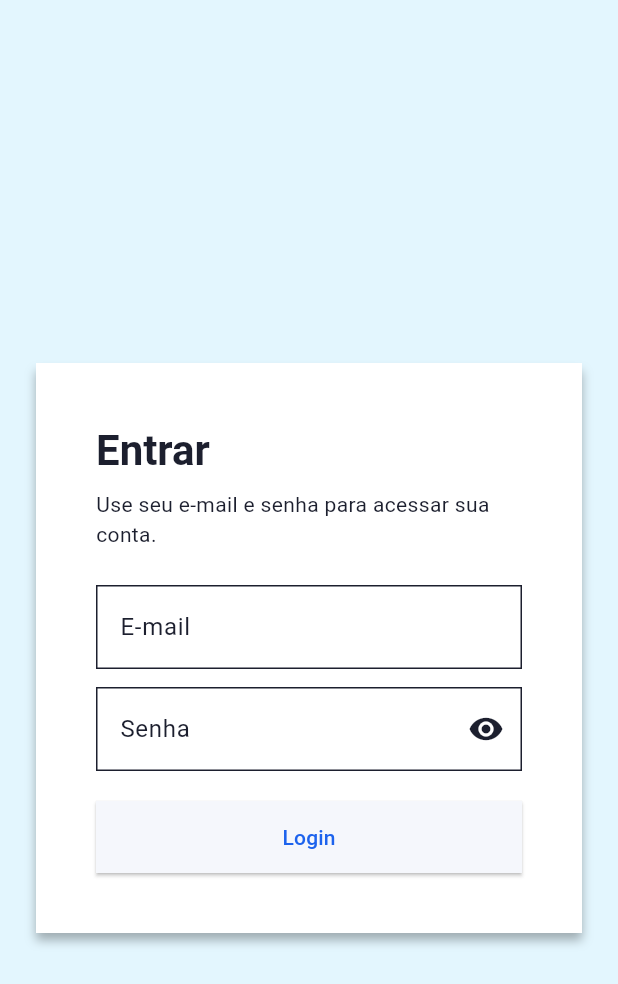
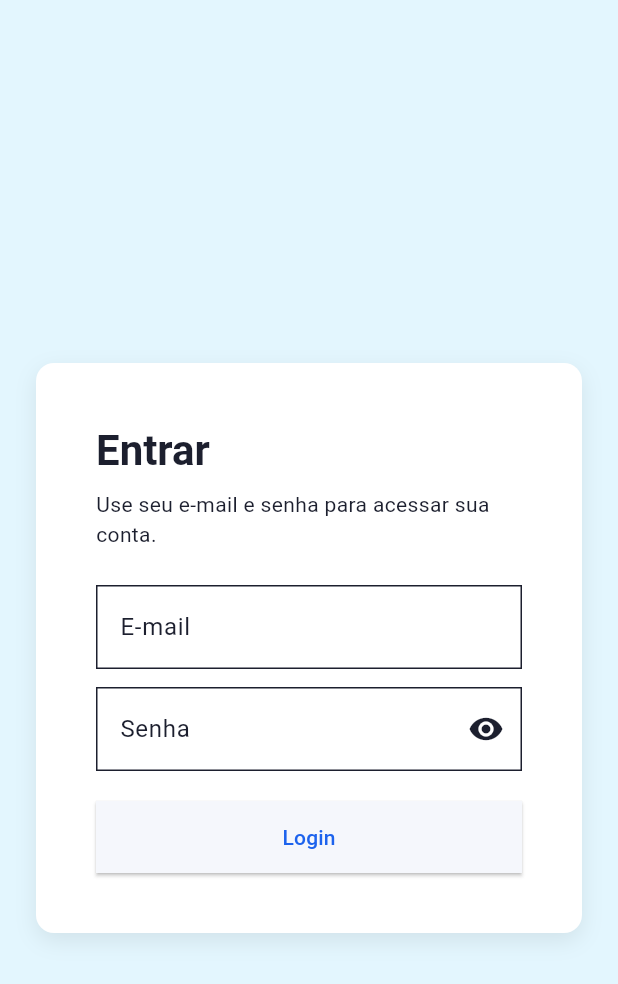
Before and after one commit to megalexandre/organiza-grana, a Flutter app: the screen it shows after launch, on a phone screen of 412 x 824 dp. Shown: the top 984 px of the screen. Run offline on Flutter 3.47's test engine with Material 3 defaults, Android fonts, the phone set to English and light mode, and no system bars; our stand-ins replace go_router, shared_preferences; missing offline and left inert: material_table_view.

Commit message:
responsividade
Co-authored-by: Copilot <copilot@github.com>

```diff
--- a/lib/features/auth/presentation/pages/login_page.dart
+++ b/lib/features/auth/presentation/pages/login_page.dart
@@ -91,6 +91,9 @@ class _LoginPageState extends State<LoginPage> {
     final theme = Theme.of(context);
     final isDark = theme.brightness == Brightness.dark;
 
+    final media = MediaQuery.of(context);
+    final isSmall = media.size.height < 600 || media.size.width < 350;
+
     return Scaffold(
       body: Container(
         decoration: const BoxDecoration(
@@ -110,26 +113,33 @@ class _LoginPageState extends State<LoginPage> {
               ),
               child: Center(
                 child: Padding(
-                  padding: const EdgeInsets.symmetric(horizontal: 24, vertical: 40),
+                  padding: EdgeInsets.symmetric(
+                    horizontal: isSmall ? 8 : 24,
+                    vertical: isSmall ? 16 : 40,
+                  ),
                   child: Column(
                     mainAxisSize: MainAxisSize.min,
                     children: [
-                      const SizedBox(height: 40),
-                      ConstrainedBox(
-                        constraints: const BoxConstraints(maxWidth: 420),
+                      SizedBox(height: isSmall ? 16 : 40),
+                      LayoutBuilder(
+                        builder: (context, constraints) {
+                          double maxWidth = 420;
+                          if (constraints.maxWidth > 700) maxWidth = 600;
+                          return ConstrainedBox(
+                            constraints: BoxConstraints(maxWidth: maxWidth),
                             child: Container(
                               decoration: BoxDecoration(
                                 color: isDark ? theme.colorScheme.surface : Colors.white,
-                            borderRadius: BorderRadius.zero,
+                                borderRadius: BorderRadius.circular(12),
                                 boxShadow: [
                                   BoxShadow(
-                                color: Colors.black.withValues(alpha: 0.30),
-                                blurRadius: 5,
+                                    color: Colors.black.withOpacity(0.08),
+                                    blurRadius: 12,
                                     offset: const Offset(0, 5),
                                   ),
                                 ],
                               ),
-                          padding: const EdgeInsets.all(40),
+                              padding: EdgeInsets.all(isSmall ? 16 : 40),
                               child: _LoginForm(
                                 formKey: _formKey,
                                 emailController: _emailContoller,
@@ -144,6 +154,8 @@ class _LoginPageState extends State<LoginPage> {
                                 isSubmitting: _isSubmitting,
                               ),
                             ),
+                          );
+                        },
                       ),
                     ],
                   ),
--- a/lib/shared/network/api_enpoints.dart
+++ b/lib/shared/network/api_enpoints.dart
@@ -1,7 +1,7 @@
 class ApiEndpoints {
   static const _base = String.fromEnvironment(
     'API_BASE_URL',
-    defaultValue: 'http://localhost:3000',
+    defaultValue: 'https://calculajuros.online/api',
   );
 
   static const auth = _Auth();
```
Also changed, not shown: lib/features/recebiveis/presentation/pages/recebiveis_page.dart (+35 -45 lines). Lines whose indentation alone changed are shown as unchanged.
